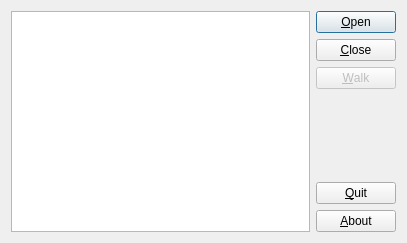
First picture: the form in src/maindialog.ui, repository mato7d5/QPDFWalker, before the edit.
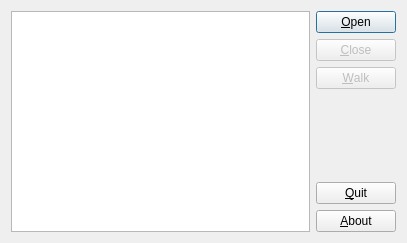
Second picture: the form after the edit. Icons and pictures are not drawn.

Commit message: enable/disable close btn

The edit to the form file:
```diff
--- a/src/maindialog.ui
+++ b/src/maindialog.ui
@@ -34,6 +34,9 @@
        </item>
        <item>
         <widget class="QPushButton" name="uiCloseFile">
+         <property name="enabled">
+          <bool>false</bool>
+         </property>
          <property name="text">
           <string>&amp;Close</string>
          </property>
```
The commit also changes 1 other file.
